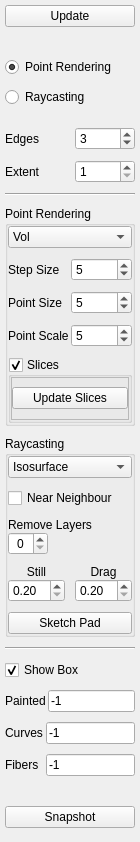
Qt form tools/paint-graphcut/viewermenu.ui (nci/drishti) before a commit.
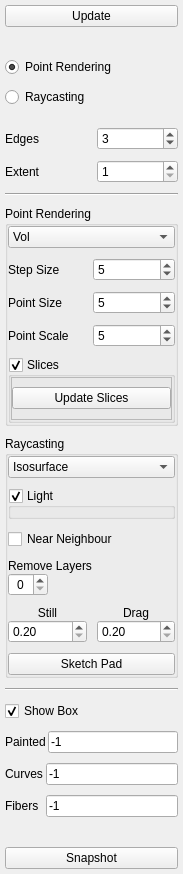
The same form after that commit.

```diff
--- a/tools/paint-graphcut/viewermenu.ui
+++ b/tools/paint-graphcut/viewermenu.ui
@@ -6,7 +6,7 @@
    <rect>
     <x>0</x>
     <y>0</y>
-    <width>110</width>
+    <width>183</width>
     <height>842</height>
    </rect>
   </property>
@@ -106,10 +106,10 @@
      <item row="0" column="1">
       <widget class="QSpinBox" name="dzscale">
        <property name="minimum">
-        <number>1</number>
+        <number>0</number>
        </property>
        <property name="maximum">
-        <number>20</number>
+        <number>10</number>
        </property>
        <property name="value">
         <number>3</number>
@@ -386,6 +386,36 @@
         </item>
        </widget>
       </item>
+      <item>
+       <widget class="QGroupBox" name="lightBox">
+        <property name="title">
+         <string>Light</string>
+        </property>
+        <property name="checkable">
+         <bool>true</bool>
+        </property>
+        <layout class="QVBoxLayout" name="verticalLayout_9">
+         <property name="spacing">
+          <number>0</number>
+         </property>
+         <property name="leftMargin">
+          <number>0</number>
+         </property>
+         <property name="topMargin">
+          <number>0</number>
+         </property>
+         <property name="rightMargin">
+          <number>0</number>
+         </property>
+         <property name="bottomMargin">
+          <number>0</number>
+         </property>
+         <item>
+          <layout class="QVBoxLayout" name="popupLight"/>
+         </item>
+        </layout>
+       </widget>
+      </item>
       <item>
        <widget class="QCheckBox" name="nearest">
         <property name="text">
```
